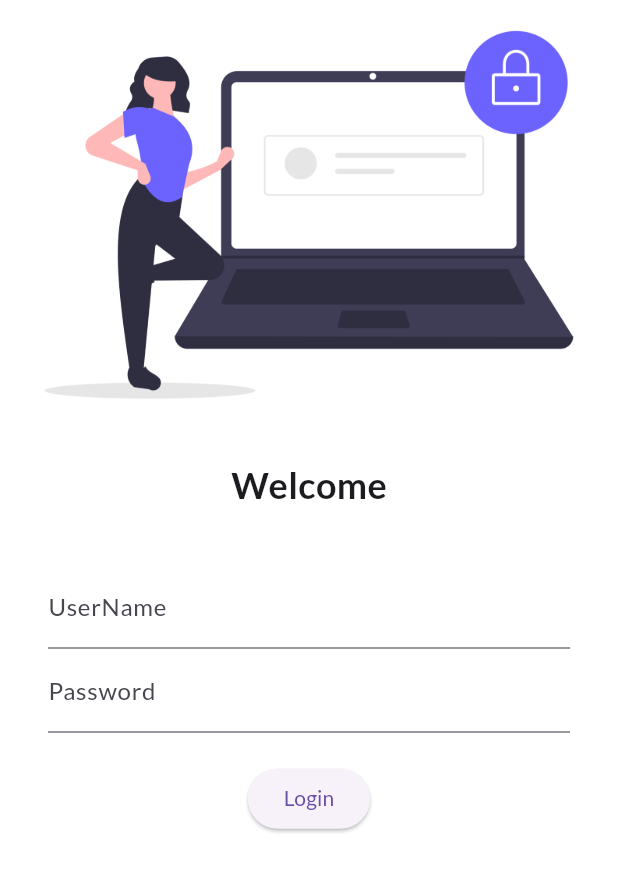
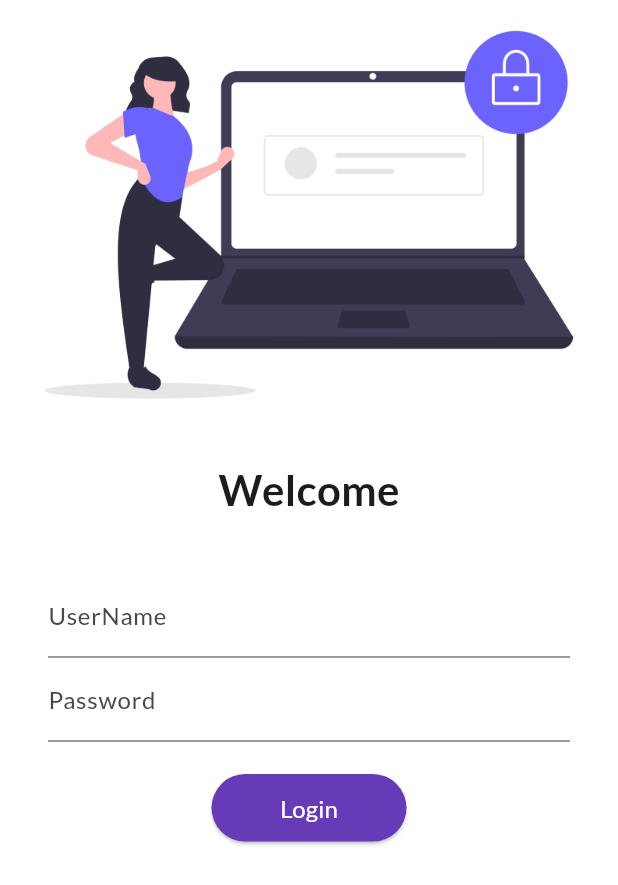
Before and after one commit to silentboy-07/flutter_catalog_app, a Flutter app: the screen it shows after launch, on a phone screen of 412 x 824 dp. Shown: the top 885 px of the screen. Run offline on Flutter 3.47's test engine with Material 3 defaults, Android fonts, the light colour scheme and no system bars; our stand-ins replace google_fonts.

Commit message:
Day 5 Completetd

```diff
--- a/lib/main.dart
+++ b/lib/main.dart
@@ -1,6 +1,7 @@
 import 'package:flutter/material.dart';
 import 'package:flutter_catalog/pages/home_page.dart';
 import 'package:flutter_catalog/pages/login_page.dart';
+import 'package:flutter_catalog/utils/routes.dart';
 import 'package:google_fonts/google_fonts.dart';
 
 void main() {
@@ -18,12 +19,13 @@ class MyApp extends StatelessWidget {
         primarySwatch: Colors.deepPurple,
         fontFamily: GoogleFonts.lato().fontFamily,
       ),
+
       darkTheme: ThemeData(brightness: Brightness.dark),
       initialRoute: "/",
       routes: {
         "/": (context) => LoginPage(),
-        "/home": (context) => HomePage(),
-        "/login": (context) => LoginPage(),
+        MyRoutes.homeRoute: (context) => HomePage(),
+        MyRoutes.loginRoute: (context) => LoginPage(),
       },
     );
   }
--- a/lib/pages/login_page.dart
+++ b/lib/pages/login_page.dart
@@ -1,4 +1,5 @@
 import "package:flutter/material.dart";
+import "package:flutter_catalog/utils/routes.dart";
 
 class LoginPage extends StatelessWidget {
   const LoginPage({super.key});
@@ -7,13 +8,14 @@ class LoginPage extends StatelessWidget {
   Widget build(BuildContext context) {
     return Material(
       color: Colors.white,
+      child: SingleChildScrollView(
         child: Column(
           children: [
             Image.asset("assets/images/login_image.png", fit: BoxFit.cover),
             SizedBox(height: 20.0),
             Text(
               "Welcome",
-            style: TextStyle(fontSize: 24, fontWeight: FontWeight.bold),
+              style: TextStyle(fontSize: 28, fontWeight: FontWeight.bold),
             ),
             SizedBox(height: 20.0),
             Padding(
@@ -39,16 +41,23 @@ class LoginPage extends StatelessWidget {
                   SizedBox(height: 20.0),
                   ElevatedButton(
                     onPressed: () {
-                    // ignore: avoid_print
-                    print("Hello");
+                      Navigator.pushNamed(context, MyRoutes.homeRoute);
                     },
-                  child: Text("Login"),
+                    style: TextButton.styleFrom(
+                      minimumSize: Size(130, 45),
+                      backgroundColor: Colors.deepPurple,
+                    ),
+                    child: Text(
+                      "Login",
+                      style: TextStyle(color: Colors.white, fontSize: 16),
+                    ),
                   ),
                 ],
               ),
             ),
           ],
         ),
+      ),
     );
   }
 }
--- /dev/null
+++ b/lib/utils/routes.dart
@@ -0,0 +1,4 @@
+class MyRoutes {
+  static String loginRoute = "/login";
+  static String homeRoute = "/home";
+}
```
Lines whose indentation alone changed are shown as unchanged.
